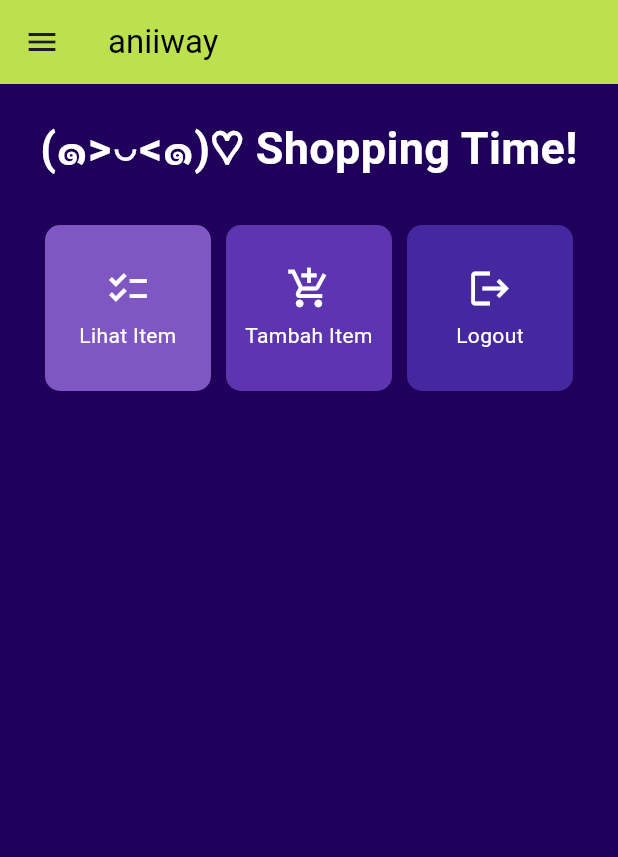
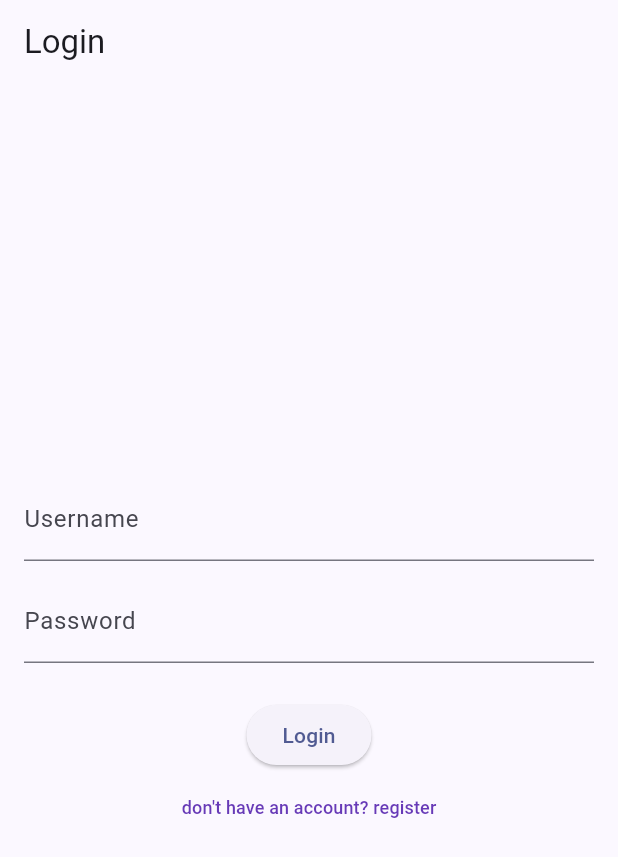
Before and after one commit to asteriskzie/pbp-mobile, a Flutter app: the screen it shows after launch, on a phone screen of 412 x 824 dp. Shown: the top 857 px of the screen. Run offline on Flutter 3.47's test engine with Material 2 defaults, Android fonts, the phone set to English and light mode, and no system bars; missing offline and left inert: pbp_django_auth; Roboto replaces fonts that are missing (Comic Sans MS, Poppins).

Commit message:
Selesai tugas 9

```diff
--- /dev/null
+++ b/lib/globals.dart
@@ -0,0 +1,5 @@
+library aniiway.globals;
+
+// const String appUrl = "https://ester-gracia21-pbp.cs.ui.ac.id/";
+const String appUrl = "http://127.0.0.1:8000/";
+int userId = 0;
--- a/lib/main.dart
+++ b/lib/main.dart
@@ -1,7 +1,8 @@
 import 'package:flutter/material.dart';
-import 'package:aniiway/screens/menu.dart';
+import 'package:pbp_django_auth/pbp_django_auth.dart';
 import 'package:provider/provider.dart';
 import 'package:aniiway/widgets/item.dart';
+import 'package:aniiway/screens/login.dart';
 
 void main() {
   runApp(ChangeNotifierProvider(
@@ -25,8 +26,13 @@
   // This widget is the root of your application.
   @override
   Widget build(BuildContext context) {
-    return MaterialApp(
-      title: 'aniiway',
+    return Provider(
+        create: (_) {
+          CookieRequest request = CookieRequest();
+          return request;
+        },
+        child: MaterialApp(
+          title: 'Aniiway',
           theme: ThemeData(
             // This is the theme of your application.
             //
@@ -43,10 +49,10 @@
             //
             // This works for code too, not just values: Most code changes can be
             // tested with just a hot reload.
-        colorScheme: ColorScheme.fromSeed(seedColor: Colors.deepPurple),
+            colorScheme: ColorScheme.fromSeed(seedColor: Colors.indigo),
             useMaterial3: true,
           ),
-      home: MyHomePage(),
-    );
+          home: LoginPage(),
+        ));
   }
 }
--- /dev/null
+++ b/lib/screens/login.dart
@@ -0,0 +1,130 @@
+import 'package:aniiway/globals.dart' as globals;
+import 'package:aniiway/screens/menu.dart';
+import 'package:aniiway/screens/register.dart';
+import 'package:flutter/material.dart';
+import 'package:pbp_django_auth/pbp_django_auth.dart';
+import 'package:provider/provider.dart';
+
+void main() {
+  runApp(const LoginApp());
+}
+
+class LoginApp extends StatelessWidget {
+  const LoginApp({super.key});
+
+  @override
+  Widget build(BuildContext context) {
+    return MaterialApp(
+      title: 'Login',
+      theme: ThemeData(
+        primarySwatch: Colors.deepPurple,
+      ),
+      home: const LoginPage(),
+    );
+  }
+}
+
+class LoginPage extends StatefulWidget {
+  const LoginPage({super.key});
+
+  @override
+  _LoginPageState createState() => _LoginPageState();
+}
+
+class _LoginPageState extends State<LoginPage> {
+  final TextEditingController _usernameController = TextEditingController();
+  final TextEditingController _passwordController = TextEditingController();
+
+  @override
+  Widget build(BuildContext context) {
+    const loginUrl = "${globals.appUrl}auth/login/";
+    final request = context.watch<CookieRequest>();
+    return Scaffold(
+      appBar: AppBar(
+        title: const Text('Login'),
+      ),
+      body: Container(
+        padding: const EdgeInsets.all(16.0),
+        child: Column(
+          mainAxisAlignment: MainAxisAlignment.center,
+          children: [
+            TextField(
+              controller: _usernameController,
+              decoration: const InputDecoration(
+                labelText: 'Username',
+              ),
+            ),
+            const SizedBox(height: 12.0),
+            TextField(
+              controller: _passwordController,
+              decoration: const InputDecoration(
+                labelText: 'Password',
+              ),
+              obscureText: true,
+            ),
+            const SizedBox(height: 24.0),
+            ElevatedButton(
+              onPressed: () async {
+                String username = _usernameController.text;
+                String password = _passwordController.text;
+
+                // Cek kredensial
+                // Ganti URL dan jangan lupa tambahkan trailing slash (/) di akhir URL!
+                // Untuk menyambungkan Android emulator dengan Django pada localhost,
+                // gunakan URL http://10.0.2.2/
+                final response =
+                    await request.login(loginUrl, {
+                  'username': username,
+                  'password': password,
+                });
+
+                if (request.loggedIn) {
+                  String message = response['message'];
+                  String uname = response['username'];
+                  globals.userId = response['user'];
+                  Navigator.pushReplacement(
+                    context,
+                    MaterialPageRoute(builder: (context) => MyHomePage()),
+                  );
+                  ScaffoldMessenger.of(context)
+                    ..hideCurrentSnackBar()
+                    ..showSnackBar(SnackBar(
+                        content: Text("$message Selamat datang, $uname.")));
+                } else {
+                  showDialog(
+                    context: context,
+                    builder: (context) => AlertDialog(
+                      title: const Text('Login Gagal'),
+                      content: Text(response['message']),
+                      actions: [
+                        TextButton(
+                          child: const Text('OK'),
+                          onPressed: () {
+                            Navigator.pop(context);
+                          },
+                        ),
+                      ],
+                    ),
+                  );
+                }
+              },
+              child: const Text('Login'),
+            ),
+            TextButton(
+              onPressed: () {
+                Navigator.pushReplacement(
+                  context,
+                  MaterialPageRoute(builder: (context) => const RegisterPage()),
+                );
+              },
+              child: const Text(
+                "don't have an account? register",
+                style: TextStyle(color: Colors.deepPurple, fontSize: 12),
+              ),
+            ),
+          ],
+        ),
+      ),
+    );
+  }
+}
--- a/lib/screens/menu.dart
+++ b/lib/screens/menu.dart
@@ -46,7 +46,7 @@
                 padding: EdgeInsets.only(top: 10.0, bottom: 10.0),
                 // Widget Text untuk menampilkan tulisan dengan alignment center dan style yang sesuai
                 child: Text(
-                  "(๑>◡<๑)♡ Shopping Time!", // Text yang menandakan toko
+                  "(๑>◡<๑)♡ welcome to your inventory!", // Text yang menandakan toko
                   textAlign: TextAlign.center,
                   style: TextStyle(
                     fontSize: 30,
--- a/pubspec.yaml
+++ b/pubspec.yaml
@@ -35,8 +35,9 @@
   # The following adds the Cupertino Icons font to your application.
   # Use with the CupertinoIcons class for iOS style icons.
   cupertino_icons: ^1.0.2
-
   provider: ^6.1.1
+  pbp_django_auth: ^0.3.1
+  http: ^0.13.6
 
 dev_dependencies:
   flutter_test:
```
Also changed, not shown: lib/models/product.dart (added, +61 -0 lines), lib/screens/list_product.dart (added, +93 -0 lines), lib/screens/register.dart (added, +127 -0 lines), lib/screens/shopping_form.dart (+38 -22 lines), lib/widgets/left_drawer.dart (+24 -1 lines), lib/widgets/shop_card.dart (+29 -7 lines), lib/screens/list_new_product.dart (renamed from lib/screens/shopping_list.dart), pubspec.lock, 3 other files. Lines whose indentation alone changed are shown as unchanged.
